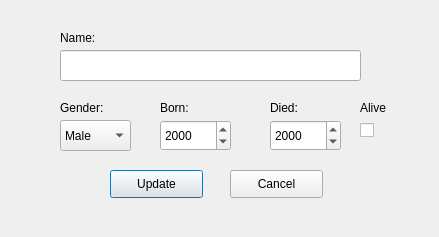
Above: updatescientist.ui from marthagb/VLN1-Skil-3 before the change. Below: the same form after it.
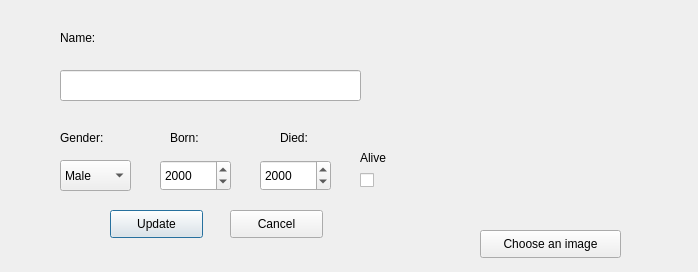
That is the form after the change.

```diff
--- a/updatescientist.ui
+++ b/updatescientist.ui
@@ -6,8 +6,8 @@
    <rect>
     <x>0</x>
     <y>0</y>
-    <width>439</width>
-    <height>237</height>
+    <width>698</width>
+    <height>272</height>
    </rect>
   </property>
   <property name="windowTitle">
@@ -16,8 +16,8 @@
   <widget class="QDateEdit" name="updateDeathYear">
    <property name="geometry">
     <rect>
-     <x>270</x>
-     <y>120</y>
+     <x>260</x>
+     <y>160</y>
      <width>71</width>
      <height>31</height>
     </rect>
@@ -55,7 +55,7 @@
    <property name="geometry">
     <rect>
      <x>160</x>
-     <y>120</y>
+     <y>160</y>
      <width>71</width>
      <height>31</height>
     </rect>
@@ -80,7 +80,7 @@
    <property name="geometry">
     <rect>
      <x>60</x>
-     <y>100</y>
+     <y>130</y>
      <width>55</width>
      <height>16</height>
     </rect>
@@ -93,7 +93,7 @@
    <property name="geometry">
     <rect>
      <x>60</x>
-     <y>120</y>
+     <y>160</y>
      <width>71</width>
      <height>31</height>
     </rect>
@@ -112,8 +112,8 @@
   <widget class="QLabel" name="deathYearLabel">
    <property name="geometry">
     <rect>
-     <x>270</x>
-     <y>100</y>
+     <x>280</x>
+     <y>130</y>
      <width>55</width>
      <height>16</height>
     </rect>
@@ -126,7 +126,7 @@
    <property name="geometry">
     <rect>
      <x>110</x>
-     <y>170</y>
+     <y>210</y>
      <width>93</width>
      <height>28</height>
     </rect>
@@ -138,8 +138,8 @@
   <widget class="QLabel" name="birthYearLabel">
    <property name="geometry">
     <rect>
-     <x>160</x>
-     <y>100</y>
+     <x>170</x>
+     <y>130</y>
      <width>71</width>
      <height>16</height>
     </rect>
@@ -152,7 +152,7 @@
    <property name="geometry">
     <rect>
      <x>60</x>
-     <y>50</y>
+     <y>70</y>
      <width>301</width>
      <height>31</height>
     </rect>
@@ -162,7 +162,7 @@
    <property name="geometry">
     <rect>
      <x>230</x>
-     <y>170</y>
+     <y>210</y>
      <width>93</width>
      <height>28</height>
     </rect>
@@ -175,7 +175,7 @@
    <property name="geometry">
     <rect>
      <x>360</x>
-     <y>120</y>
+     <y>170</y>
      <width>21</width>
      <height>21</height>
     </rect>
@@ -188,7 +188,7 @@
    <property name="geometry">
     <rect>
      <x>360</x>
-     <y>100</y>
+     <y>150</y>
      <width>55</width>
      <height>16</height>
     </rect>
@@ -210,6 +210,32 @@
     <string/>
    </property>
   </widget>
+  <widget class="QLabel" name="UpdatePictureLabel">
+   <property name="geometry">
+    <rect>
+     <x>430</x>
+     <y>30</y>
+     <width>201</width>
+     <height>181</height>
+    </rect>
+   </property>
+   <property name="text">
+    <string/>
+   </property>
+  </widget>
+  <widget class="QPushButton" name="UpdatePictureButton">
+   <property name="geometry">
+    <rect>
+     <x>480</x>
+     <y>230</y>
+     <width>141</width>
+     <height>28</height>
+    </rect>
+   </property>
+   <property name="text">
+    <string>Choose an image</string>
+   </property>
+  </widget>
  </widget>
  <tabstops>
   <tabstop>updateNameInput</tabstop>
```
